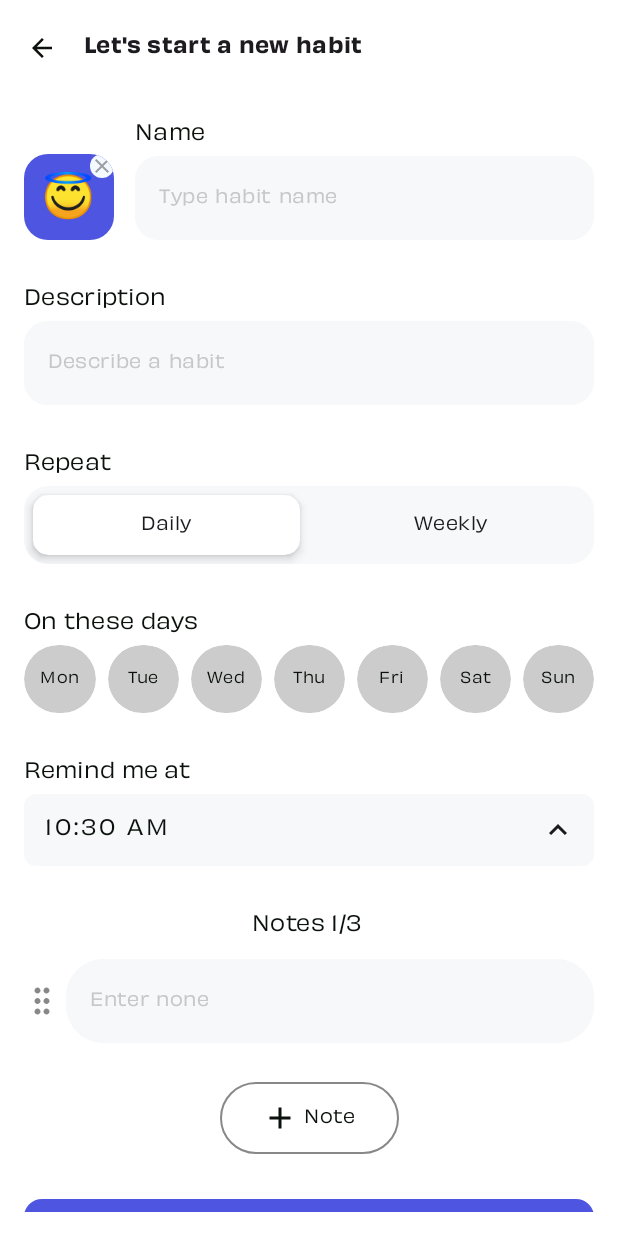
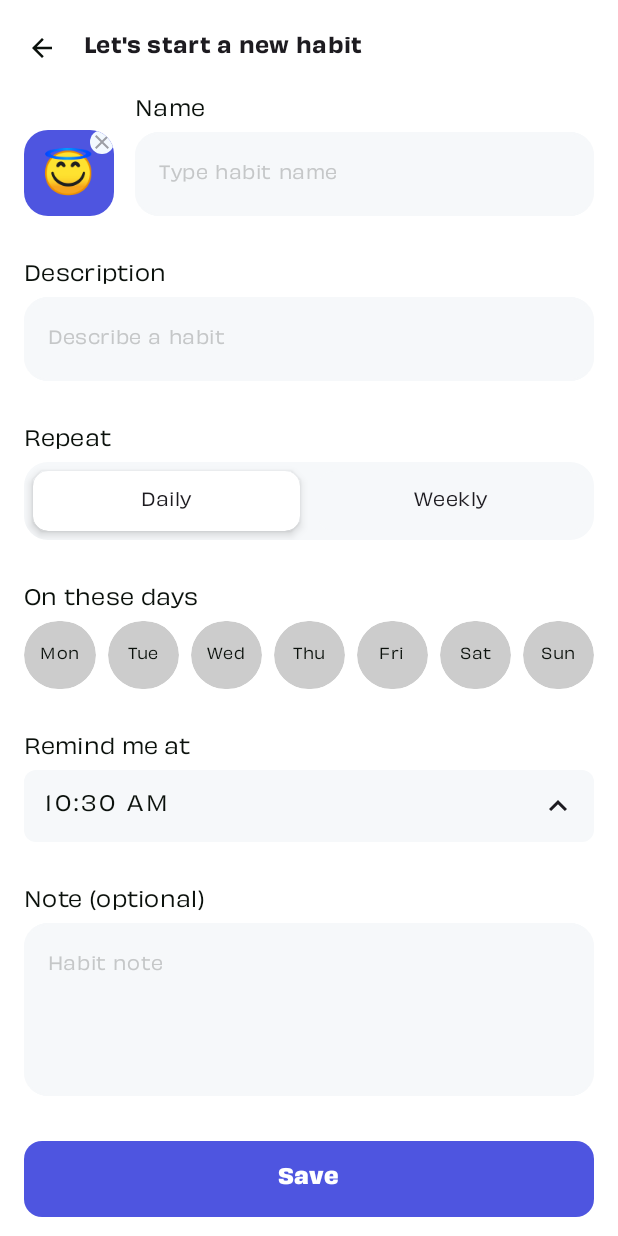
Before and after one commit to KahiloMassango/habit-tracker, an Android app built with Jetpack Compose: the NewHabitScreen screen opened through its navigation route, on a phone screen of 412 x 824 dp. Run offline under Robolectric (Android 15) with nearby library versions, the phone set to English and light mode, and no system bars; libraries missing offline, so code that uses them is left out: androidx.emoji2.emojipicker.

Commit message:
refactor: storing note in the habit directly

```diff
--- a/app/src/main/java/com/example/habittracker/core/model/Habit.kt
+++ b/app/src/main/java/com/example/habittracker/core/model/Habit.kt
@@ -10,5 +10,6 @@ data class HabitEntity(
     val frequency: Frequency,
     val startDate: LocalDate = LocalDate.now(),
     val reminderTime: String? = null,
+    val note: String,
     val isActive: Boolean = true
 )
--- a/app/src/main/java/com/example/habittracker/core/ui/components/HabitNotesContainer.kt
+++ /dev/null
@@ -1,117 +0,0 @@
-package com.example.habittracker.core.ui.components
-
-import androidx.compose.foundation.layout.Arrangement
-import androidx.compose.foundation.layout.Column
-import androidx.compose.foundation.layout.Row
-import androidx.compose.foundation.layout.Spacer
-import androidx.compose.foundation.layout.fillMaxWidth
-import androidx.compose.foundation.layout.height
-import androidx.compose.foundation.layout.padding
-import androidx.compose.foundation.layout.size
-import androidx.compose.foundation.layout.width
-import androidx.compose.foundation.shape.RoundedCornerShape
-import androidx.compose.foundation.text.KeyboardActions
-import androidx.compose.foundation.text.KeyboardOptions
-import androidx.compose.material.icons.Icons
-import androidx.compose.material.icons.filled.Add
-import androidx.compose.material3.Icon
-import androidx.compose.material3.MaterialTheme
-import androidx.compose.material3.Text
-import androidx.compose.runtime.Composable
-import androidx.compose.ui.Alignment
-import androidx.compose.ui.Modifier
-import androidx.compose.ui.graphics.Color
-import androidx.compose.ui.platform.LocalFocusManager
-import androidx.compose.ui.res.painterResource
-import androidx.compose.ui.text.input.ImeAction
-import androidx.compose.ui.text.style.TextAlign
-import androidx.compose.ui.unit.dp
-import com.example.habittracker.R
-
-@Composable
-fun HabitNotesContainer(
-    modifier: Modifier = Modifier,
-    notes: List<String>,
-    onNotesChange: (index: Int, value: String) -> Unit,
-    addNote: () -> Unit
-) {
-    val focusManager = LocalFocusManager.current
-    Column(
-        modifier = modifier,
-        verticalArrangement = Arrangement.spacedBy(0.dp),
-        horizontalAlignment = Alignment.CenterHorizontally
-    ) {
-        Text(
-            text = "Notes ${notes.size}/3 ",
-            style = MaterialTheme.typography.bodyMedium,
-            color = Color(0xFF0b110c),
-            textAlign = TextAlign.Center,
-        )
-
-        notes.forEachIndexed { index, value ->
-            HabitNoteTextField(
-                modifier = Modifier.padding(top = 12.dp),
-                text = value,
-                onDone = { focusManager.clearFocus() },
-                onValueChange = { onNotesChange(index, it) }
-            )
-        }
-
-        Spacer(Modifier.height(26.dp))
-        HbtOutlinedButton(
-            modifier = Modifier,
-            enabled = notes.size < 3,
-            onClick = addNote,
-        ) {
-            Row(
-                modifier = Modifier
-                    .padding(4.dp),
-                horizontalArrangement = Arrangement.Center,
-                verticalAlignment = Alignment.CenterVertically
-            ) {
-                Icon(
-                    imageVector = Icons.Default.Add,
-                    contentDescription = null
-                )
-                Spacer(Modifier.width(4.dp))
-                Text(
-                    text = "Note",
-                    style = MaterialTheme.typography.bodySmall,
-                )
-            }
-        }
-    }
-}
-
-@Composable
-private fun HabitNoteTextField(
-    modifier: Modifier = Modifier,
-    text: String,
-    onDone: () -> Unit,
-    onValueChange: (String) -> Unit
-) {
-    Row(
-        modifier = modifier,
-        verticalAlignment = Alignment.CenterVertically,
-        horizontalArrangement = Arrangement.spacedBy(4.dp)
-    ) {
-        Icon(
-            modifier = Modifier.size(24.dp),
-            painter = painterResource(R.drawable.grip_vertical),
-            contentDescription = null,
-            tint = Color.Gray
-        )
-        HtbTextField(
-            modifier = Modifier.fillMaxWidth(),
-            value = text,
-            placeholder = "Enter none",
-            shape = RoundedCornerShape(45),
-            onValueChange = onValueChange,
-            keyboardOptions = KeyboardOptions(imeAction = ImeAction.Done),
-            keyboardActions = KeyboardActions(
-                onDone = { onDone() }
-            )
-        )
-
-    }
-}
--- a/app/src/main/java/com/example/habittracker/core/ui/components/HbtTextField.kt
+++ b/app/src/main/java/com/example/habittracker/core/ui/components/HbtTextField.kt
@@ -41,7 +41,6 @@ fun HtbTextField(
     keyboardActions: KeyboardActions = KeyboardActions.Default,
 ) {
     Column(
-        modifier = modifier,
         verticalArrangement = Arrangement.spacedBy(4.dp)
     ) {
         if (label != null){
@@ -52,7 +51,7 @@ fun HtbTextField(
             )
         }
         OutlinedTextField(
-            modifier = Modifier.fillMaxWidth(),
+            modifier = modifier.fillMaxWidth(),
             value = value,
             onValueChange = onValueChange,
             textStyle = MaterialTheme.typography.bodySmall,
--- a/app/src/main/java/com/example/habittracker/features/new_habit/NewHabitScreen.kt
+++ b/app/src/main/java/com/example/habittracker/features/new_habit/NewHabitScreen.kt
@@ -8,6 +8,7 @@ import androidx.compose.foundation.layout.Column
 import androidx.compose.foundation.layout.Row
 import androidx.compose.foundation.layout.fillMaxSize
 import androidx.compose.foundation.layout.fillMaxWidth
+import androidx.compose.foundation.layout.height
 import androidx.compose.foundation.layout.padding
 import androidx.compose.foundation.layout.size
 import androidx.compose.foundation.rememberScrollState
@@ -26,7 +27,6 @@ import androidx.compose.material3.TopAppBar
 import androidx.compose.material3.TopAppBarDefaults
 import androidx.compose.runtime.Composable
 import androidx.compose.runtime.getValue
-import androidx.compose.runtime.mutableStateListOf
 import androidx.compose.runtime.mutableStateOf
 import androidx.compose.runtime.mutableStateSetOf
 import androidx.compose.runtime.remember
@@ -46,7 +46,6 @@ import com.example.habittracker.core.model.DayOfWeek
 import com.example.habittracker.core.model.Frequency
 import com.example.habittracker.core.ui.components.DaysOfWeekSelector
 import com.example.habittracker.core.ui.components.FrequencySelector
-import com.example.habittracker.core.ui.components.HabitNotesContainer
 import com.example.habittracker.core.ui.components.HabitTimePicker
 import com.example.habittracker.core.ui.components.HtbTextField
 import com.example.habittracker.core.ui.components.PrimaryButton
@@ -64,7 +63,7 @@ fun NewHabitScreen(
     var description by rememberSaveable { mutableStateOf("") }
     var frequency by remember { mutableStateOf(Frequency.DAILY) }
     var selectedDays = remember { mutableStateSetOf<DayOfWeek>(DayOfWeek.MON) }
-    val notes = remember { mutableStateListOf<String>("") }
+    var note by remember { mutableStateOf("") }
     var selectedIcon by remember { mutableStateOf("😇") }
     var selectedColor by remember { mutableStateOf(Color(0xff4e55e0)) }
 
@@ -108,7 +107,7 @@ fun NewHabitScreen(
         Column(
             modifier = modifier
                 .padding(paddingValues)
-                .padding(16.dp)
+                .padding(horizontal = 16.dp)
                 .fillMaxSize()
                 .animateContentSize()
                 .verticalScroll(rememberScrollState()),
@@ -120,9 +119,7 @@ fun NewHabitScreen(
                 horizontalArrangement = Arrangement.spacedBy(14.dp)
             ) {
                 IconsBox(
-                    modifier = modifier
-                        //.size(55.dp)
-                        .clickable { showIconPickerModal = true },
+                    modifier = modifier.clickable { showIconPickerModal = true },
                     icon = selectedIcon,
                     backgroundColor = selectedColor
                 )
@@ -169,10 +166,14 @@ fun NewHabitScreen(
             HabitTimePicker(
                 onPicked = { hour -> }
             )
-            HabitNotesContainer(
-                notes = notes,
-                onNotesChange = { index, value -> notes[index] = value },
-                addNote = { notes.add("") }
+            HtbTextField(
+                modifier = Modifier
+                    .height(115.dp),
+                label = "Note (optional)",
+                value = note,
+                placeholder = "Habit note",
+                maxLines = 4,
+                onValueChange = { note = it },
             )
 
             PrimaryButton(
```
